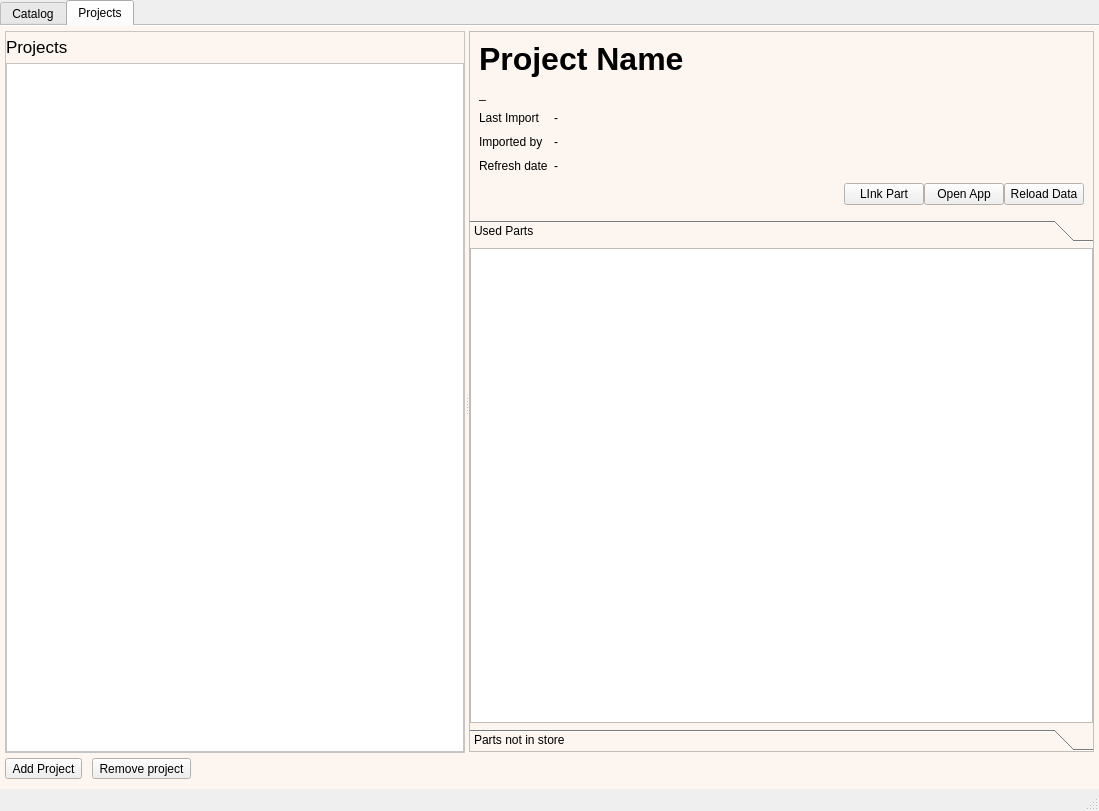
Old version of the form qt/ElPartsMain.ui in the repository abel-msk/PartsDB.
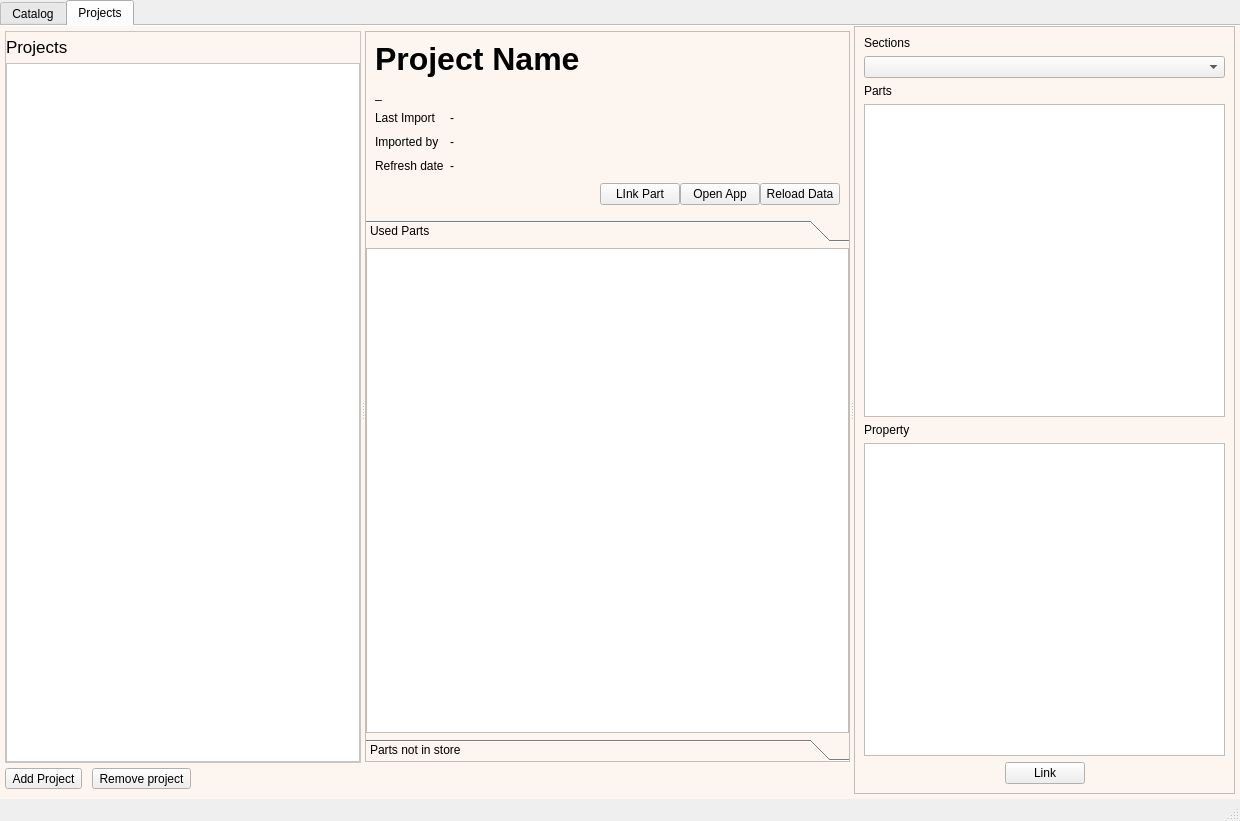
New version of the form. Icons and pictures are not drawn.

Commit message: Release PartsDB 2.1 with persistent project matching

What changed in the file:
```diff
--- a/qt/ElPartsMain.ui
+++ b/qt/ElPartsMain.ui
@@ -6,8 +6,8 @@
    <rect>
     <x>0</x>
     <y>0</y>
-    <width>1099</width>
-    <height>811</height>
+    <width>1240</width>
+    <height>821</height>
    </rect>
   </property>
   <property name="windowTitle">
@@ -17,7 +17,7 @@
    <set>Qt::ImhUppercaseOnly</set>
   </property>
   <widget class="QWidget" name="centralwidget">
-   <layout class="QVBoxLayout" name="verticalLayout" stretch="0">
+   <layout class="QGridLayout" name="gridLayout_4">
     <property name="leftMargin">
      <number>0</number>
     </property>
@@ -30,7 +30,7 @@
     <property name="bottomMargin">
      <number>0</number>
     </property>
-    <item>
+    <item row="0" column="0">
      <widget class="QTabWidget" name="view">
       <property name="minimumSize">
        <size>
@@ -1048,8 +1048,8 @@
                    <rect>
                     <x>0</x>
                     <y>0</y>
-                    <width>689</width>
-                    <height>392</height>
+                    <width>680</width>
+                    <height>402</height>
                    </rect>
                   </property>
                   <attribute name="label">
@@ -1179,6 +1179,115 @@
             </item>
            </layout>
           </widget>
+          <widget class="QFrame" name="project_right_frame">
+           <property name="minimumSize">
+            <size>
+             <width>100</width>
+             <height>0</height>
+            </size>
+           </property>
+           <property name="maximumSize">
+            <size>
+             <width>16777215</width>
+             <height>16777215</height>
+            </size>
+           </property>
+           <property name="frameShape">
+            <enum>QFrame::StyledPanel</enum>
+           </property>
+           <property name="frameShadow">
+            <enum>QFrame::Raised</enum>
+           </property>
+           <layout class="QGridLayout" name="gridLayout_3">
+            <item row="0" column="0">
+             <widget class="QLabel" name="label_4">
+              <property name="text">
+               <string>Sections</string>
+              </property>
+             </widget>
+            </item>
+            <item row="4" column="0">
+             <widget class="QLabel" name="label_6">
+              <property name="text">
+               <string>Property</string>
+              </property>
+             </widget>
+            </item>
+            <item row="1" column="0">
+             <widget class="QComboBox" name="section_list"/>
+            </item>
+            <item row="5" column="0">
+             <widget class="QListView" name="prop_list"/>
+            </item>
+            <item row="3" column="0">
+             <widget class="QListView" name="parts_list"/>
+            </item>
+            <item row="2" column="0">
+             <widget class="QLabel" name="label_7">
+              <property name="text">
+               <string>Parts</string>
+              </property>
+             </widget>
+            </item>
+            <item row="6" column="0">
+             <widget class="QFrame" name="frame_2">
+              <property name="frameShape">
+               <enum>QFrame::NoFrame</enum>
+              </property>
+              <property name="frameShadow">
+               <enum>QFrame::Raised</enum>
+              </property>
+              <layout class="QHBoxLayout" name="horizontalLayout_5">
+               <property name="leftMargin">
+                <number>0</number>
+               </property>
+               <property name="topMargin">
+                <number>0</number>
+               </property>
+               <property name="rightMargin">
+                <number>0</number>
+               </property>
+               <property name="bottomMargin">
+                <number>0</number>
+               </property>
+               <item>
+                <spacer name="horizontalSpacer_8">
+                 <property name="orientation">
+                  <enum>Qt::Horizontal</enum>
+                 </property>
+                 <property name="sizeHint" stdset="0">
+                  <size>
+                   <width>40</width>
+                   <height>20</height>
+                  </size>
+                 </property>
+                </spacer>
+               </item>
+               <item>
+                <widget class="QPushButton" name="p_link_cmd">
+                 <property name="text">
+                  <string>Link</string>
+                 </property>
+                </widget>
+               </item>
+               <item>
+                <spacer name="horizontalSpacer_9">
+                 <property name="orientation">
+                  <enum>Qt::Horizontal</enum>
+                 </property>
+                 <property name="sizeHint" stdset="0">
+                  <size>
+                   <width>40</width>
+                   <height>20</height>
+                  </size>
+                 </property>
+                </spacer>
+               </item>
+              </layout>
+             </widget>
+            </item>
+           </layout>
+          </widget>
          </widget>
         </item>
        </layout>
```
Left out of the diff: 9 changed lines with no effect on the pictures. The commit also changes 31 other files.
